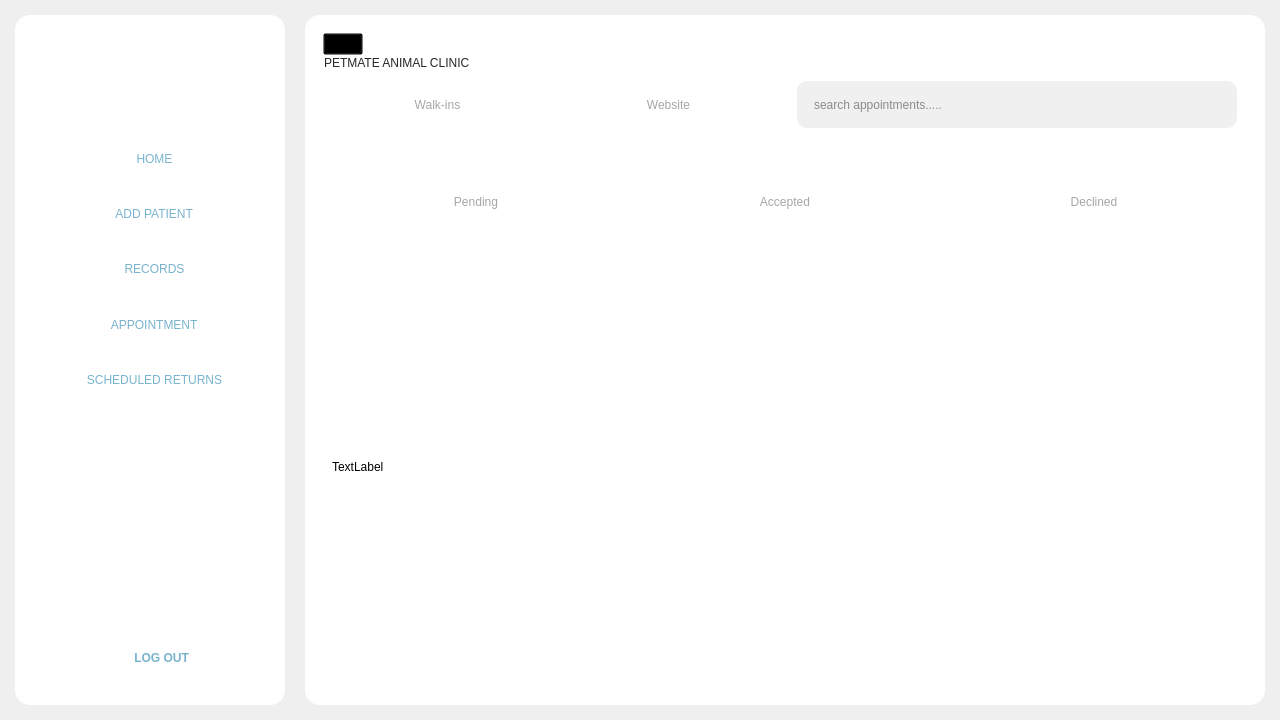
Before: the Qt Designer form Frontend/Home.ui in DreddVDomasian/Petmate-Desktop-Application, drawn with Qt 5.
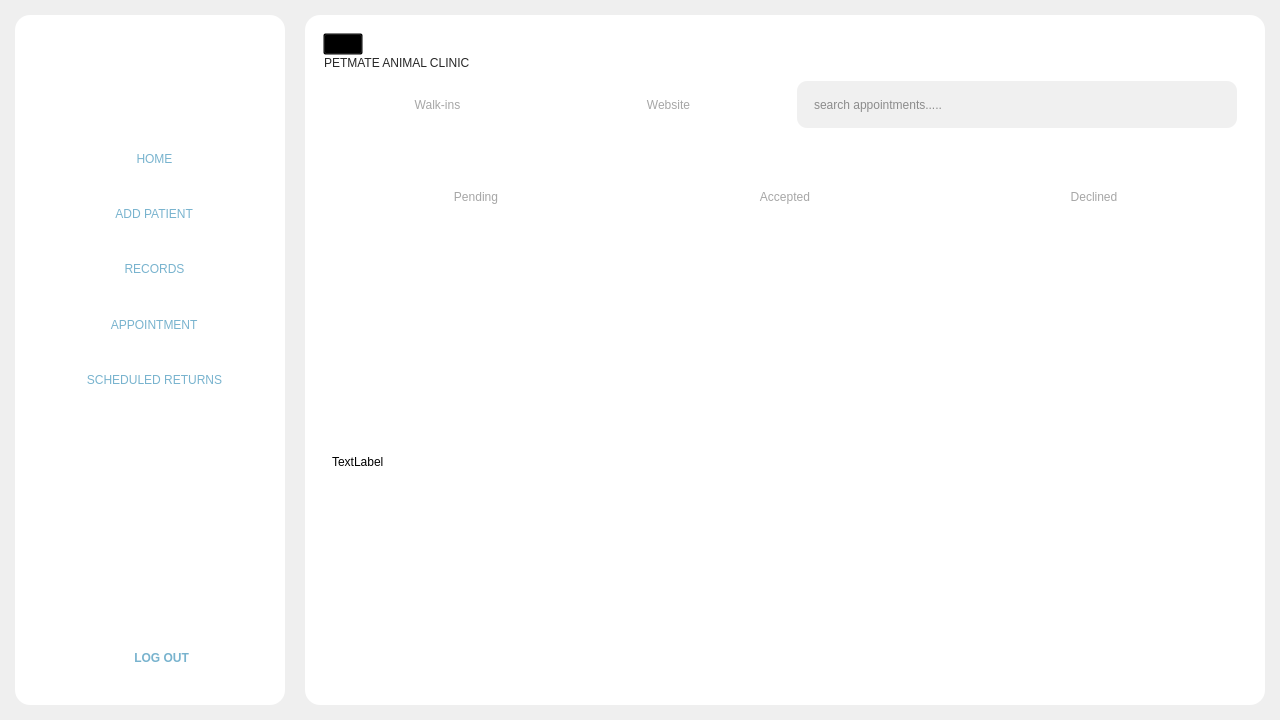
After: the same form once the commit is applied. The open tabs and pages were chosen to show the change. Icons and pictures are not drawn.

Patch:
```diff
--- a/Frontend/Home.ui
+++ b/Frontend/Home.ui
@@ -3465,6 +3465,12 @@
                        </property>
                        <item>
                         <widget class="QScrollArea" name="scrollArea_7">
+                         <property name="minimumSize">
+                          <size>
+                           <width>0</width>
+                           <height>450</height>
+                          </size>
+                         </property>
                          <property name="widgetResizable">
                           <bool>true</bool>
                          </property>
@@ -3474,7 +3480,7 @@
                             <x>0</x>
                             <y>0</y>
                             <width>924</width>
-                            <height>440</height>
+                            <height>450</height>
                            </rect>
                           </property>
                           <layout class="QVBoxLayout" name="verticalLayout_42">
```
Left out of the diff: 12 changed lines with no effect on the pictures.
